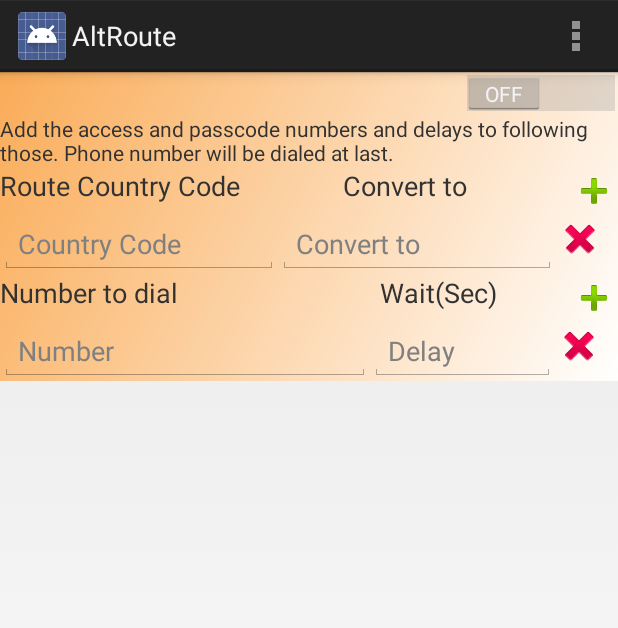
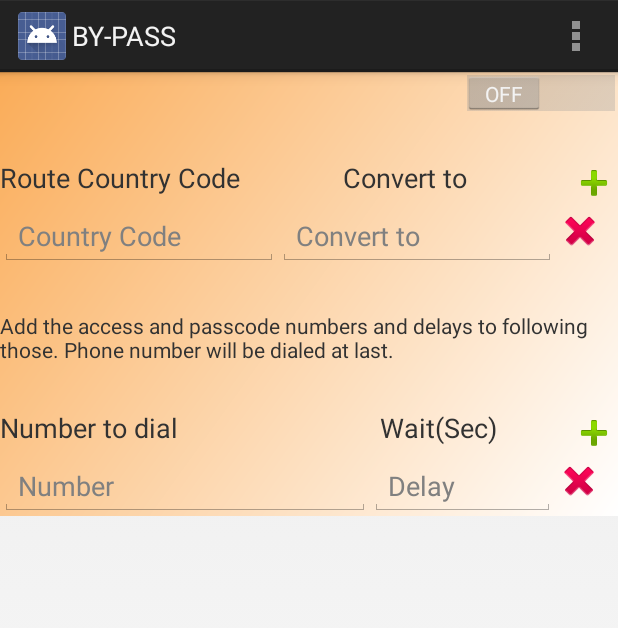
Before and after one commit to ponmaran/JumpCall, an Android app: the screen it shows after launch (MainActivity), on a phone screen of 412 x 824 dp. Shown: the top 628 px of the screen. Run offline under Robolectric (Android 15) with nearby library versions, the phone set to English and light mode, and no system bars.

Commit message:
Adding option to save/discard changes when back key pressed New app name & icon Layout reorg and spacing update Clean-up

```diff
--- a/app/src/main/AndroidManifest.xml
+++ b/app/src/main/AndroidManifest.xml
@@ -10,7 +10,7 @@
     <uses-permission android:name="android.permission.WRITE_CALL_LOG"/>
 
     <application
-        android:icon="@drawable/ic_launcher"
+        android:icon="@mipmap/ic_launcher"
         android:label="@string/app_name"
         android:theme="@style/AppTheme"
         android:allowBackup="true">"
--- a/app/src/main/java/com/ponmaran/JumpCall/CatchOutgoingCall.java
+++ b/app/src/main/java/com/ponmaran/JumpCall/CatchOutgoingCall.java
@@ -21,13 +21,11 @@ import java.util.Date;
 
 public class CatchOutgoingCall extends BroadcastReceiver {
 	private static final String TAG_BRD_REC = "OutgoingCallReceiver";
-	private Context context;
 	SharedPreferences sharedPref;
 
 	@Override
 	public void onReceive(Context context, Intent intent) {
 		Date callBroadcastTime = new Date();
-		this.context = context;
 		Bundle extras = intent.getExtras();
 		String extrasData = "";
 		for(String key : extras.keySet()) extrasData = extrasData.concat(" " + key + ": " + extras.getString(key));
@@ -91,7 +89,7 @@ public class CatchOutgoingCall extends BroadcastReceiver {
 				(contactName.length() > 0 && contactType.length() > 0 ?
 						contactName + " " + (contactType.equals("OTHER") && contactLabel != null ? contactLabel : contactType) + " "
 						:"") +
-				orgNum + "\nusing JumpCall", Toast.LENGTH_LONG).show();
+				orgNum + "\nusing " + context.getString(R.string.app_name), Toast.LENGTH_LONG).show();
 	}
 
 	private String numSeqBuild(String[][] set, String dialedNum){
--- a/app/src/main/res/layout/activity_main.xml
+++ b/app/src/main/res/layout/activity_main.xml
@@ -12,15 +12,10 @@
             android:layout_width="match_parent"
             android:layout_height="wrap_content"/>
 
-        <TextView
-            android:id="@+id/instruction_text"
-            android:layout_width="match_parent"
-            android:layout_height="wrap_content"
-            android:text="@string/config_page_message" />
-
         <LinearLayout
             android:layout_width="match_parent"
             android:layout_height="wrap_content"
+            android:layout_marginTop="30dp"
             android:orientation="horizontal">
             <TextView
                 android:layout_width="wrap_content"
@@ -47,9 +42,17 @@
             android:layout_width="match_parent"
             android:layout_height="wrap_content" />
 
+        <TextView
+            android:id="@+id/instruction_text"
+            android:layout_width="match_parent"
+            android:layout_height="wrap_content"
+            android:layout_marginTop="30dp"
+            android:text="@string/config_page_message" />
+
         <LinearLayout android:id="@+id/fieldHeader"
             android:layout_width="match_parent"
             android:layout_height="wrap_content"
+            android:layout_marginTop="30dp"
             android:orientation="horizontal">
             <TextView
                 android:layout_width="0dp"
--- a/app/src/main/res/values/strings.xml
+++ b/app/src/main/res/values/strings.xml
@@ -1,6 +1,6 @@
 <resources>
 
-    <string name="app_name">AltRoute</string>
+    <string name="app_name">BY-PASS</string>
     <string name="edit_num_hint">Number</string>
     <string name="menu_save">Save</string>
     <string name="edit_delay_hint">Delay</string>
```
Also changed, not shown: app/src/main/java/com/ponmaran/JumpCall/MainActivity.java (+38 -25 lines), app/src/main/ic_launcher-web.png (added), app/src/main/res/mipmap-hdpi/ic_launcher.png (added), app/src/main/res/mipmap-mdpi/ic_launcher.png (added), app/src/main/res/mipmap-xhdpi/ic_launcher.png (added), app/src/main/res/mipmap-xxhdpi/ic_launcher.png (added), app/src/main/res/mipmap-xxxhdpi/ic_launcher.png (added).
